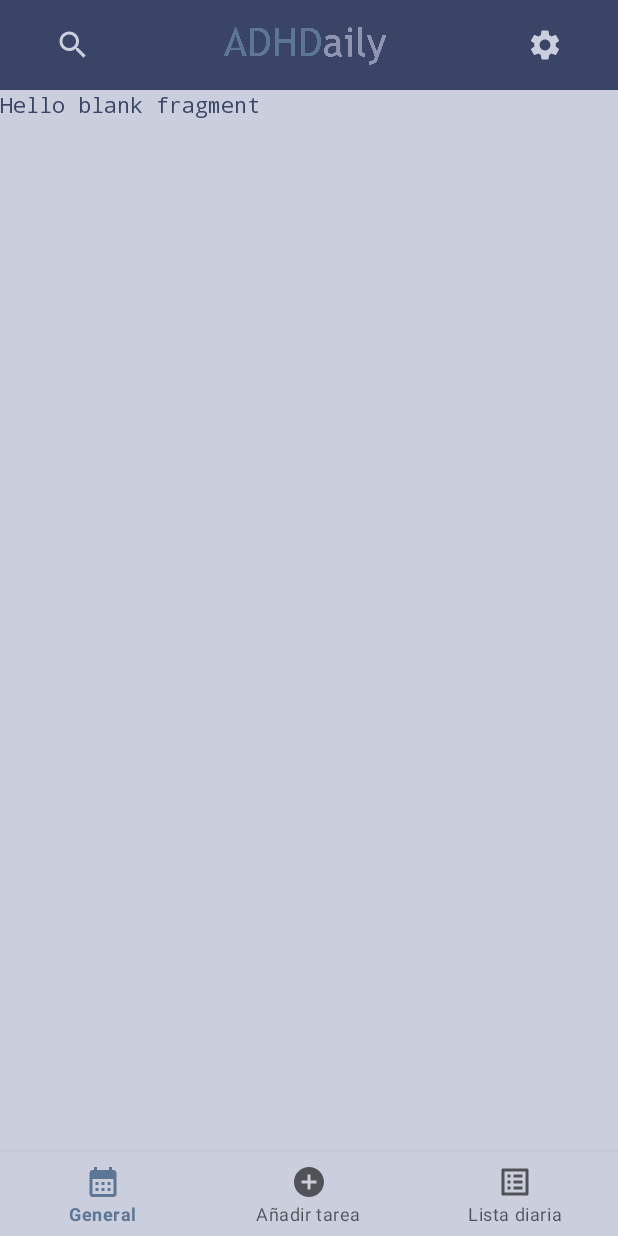
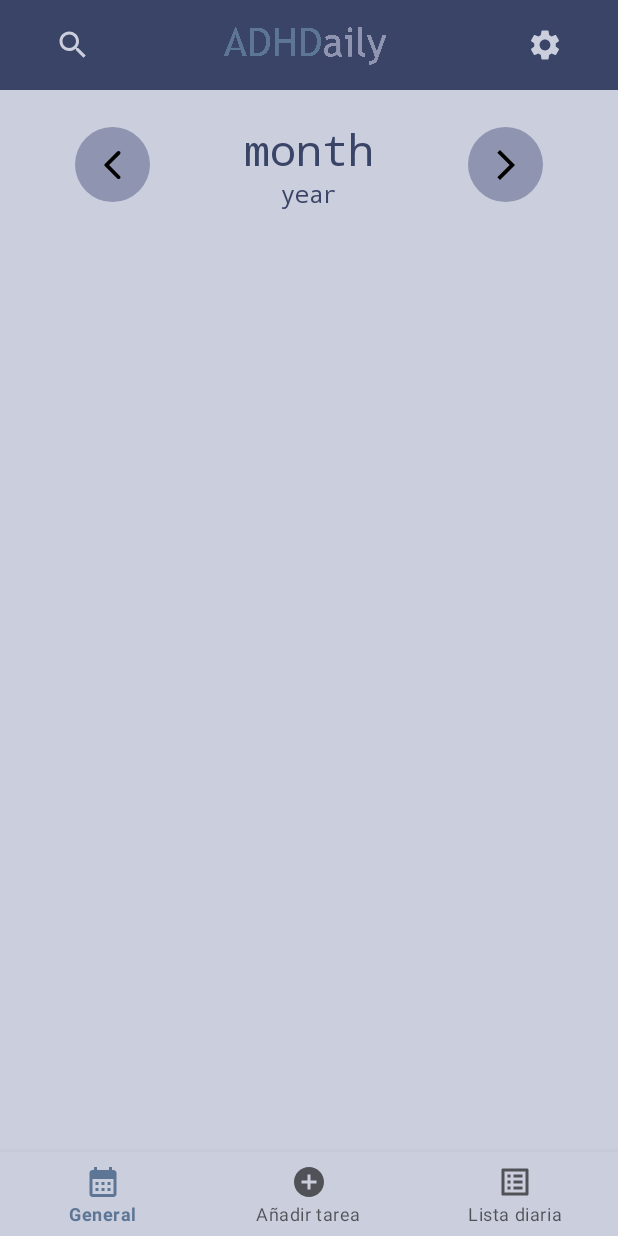
Before and after one commit to clopezldam1/ADHDaily, an Android app: the CalendarViewFragment screen opened through its navigation route, on a phone screen of 412 x 824 dp. Run offline under Robolectric (Android 15) with nearby library versions, the phone set to English and light mode, and no system bars; our stand-ins replace navigation-ui.

Commit message:
ADD - Empezada la vista del MonthView

```diff
--- a/app/src/main/java/com/example/adhdaily/UI/activities/MainActivity.kt
+++ b/app/src/main/java/com/example/adhdaily/UI/activities/MainActivity.kt
@@ -1,9 +1,6 @@
 package com.example.adhdaily.UI.activities
 
-import android.annotation.SuppressLint
-import android.app.ActivityManager.TaskDescription
 import android.app.NotificationChannel
-import android.app.NotificationChannelGroup
 import android.app.NotificationManager
 import android.content.Context
 import android.content.Intent
--- /dev/null
+++ b/app/src/main/res/drawable/button_color_state.xml
@@ -0,0 +1,11 @@
+<?xml version="1.0" encoding="utf-8"?>
+<selector xmlns:android="http://schemas.android.com/apk/res/android">
+    <!-- Estado cuando el botón está presionado -->
+    <item android:state_pressed="true" android:backgroundTint="?attr/colorPrimary" />
+
+    <!-- Estado cuando el botón está enfocado -->
+    <item android:state_focused="true" android:backgroundTint="?attr/colorPrimary" />
+
+    <!-- Estado predeterminado -->
+    <item android:background="?attr/colorSecondary" />
+</selector>
--- /dev/null
+++ b/app/src/main/res/drawable/round_button.xml
@@ -0,0 +1,14 @@
+<?xml version="1.0" encoding="utf-8"?>
+<shape xmlns:android="http://schemas.android.com/apk/res/android"
+    android:shape="oval">
+    <selector xmlns:android="http://schemas.android.com/apk/res/android">
+        <!-- Estado cuando el botón está presionado -->
+        <item android:state_pressed="true" android:color="?attr/colorPrimary" />
+
+        <!-- Estado cuando el botón está enfocado -->
+        <item android:state_focused="true" android:color="?attr/colorPrimary" />
+
+        <!-- Estado predeterminado -->
+        <item android:color="?attr/colorSecondary" />
+    </selector>
+</shape>
--- /dev/null
+++ b/app/src/main/res/drawable/round_image_button_pressed.xml
@@ -0,0 +1,8 @@
+<?xml version="1.0" encoding="utf-8"?>
+<layer-list xmlns:android="http://schemas.android.com/apk/res/android">
+    <!-- Fondo redondo -->
+    <item android:background="@drawable/round_button" />
+
+    <!-- Estados del color al presionar -->
+    <item android:background="@drawable/button_color_state" />
+</layer-list>
--- a/app/src/main/res/layout/dialog_task_category_select.xml
+++ b/app/src/main/res/layout/dialog_task_category_select.xml
@@ -1,6 +1,8 @@
 <?xml version="1.0" encoding="utf-8"?>
-<androidx.constraintlayout.widget.ConstraintLayout xmlns:android="http://schemas.android.com/apk/res/android"
+<androidx.constraintlayout.widget.ConstraintLayout
+    xmlns:android="http://schemas.android.com/apk/res/android"
     android:layout_width="match_parent"
     android:layout_height="match_parent">
 
+
 </androidx.constraintlayout.widget.ConstraintLayout>
--- a/app/src/main/res/layout/fragment_calendar_view.xml
+++ b/app/src/main/res/layout/fragment_calendar_view.xml
@@ -1,14 +1,92 @@
 <?xml version="1.0" encoding="utf-8"?>
-<FrameLayout xmlns:android="http://schemas.android.com/apk/res/android"
+<androidx.constraintlayout.widget.ConstraintLayout
+    xmlns:android="http://schemas.android.com/apk/res/android"
     xmlns:tools="http://schemas.android.com/tools"
+    xmlns:app="http://schemas.android.com/apk/res-auto"
+    android:id="@+id/month_calendar_holder"
     android:layout_width="match_parent"
     android:layout_height="match_parent"
     tools:context=".UI.fragments.calendarView.CalendarViewFragment">
 
-    <!-- TODO: Update blank fragment layout -->
-    <TextView
+    <!-- Contenedor header, month name + paginacion-->
+    <LinearLayout
+        android:id="@+id/month_view_header"
         android:layout_width="match_parent"
-        android:layout_height="match_parent"
-        android:text="@string/hello_blank_fragment" />
+        android:layout_height="80dp"
+        android:orientation="horizontal"
+        app:layout_constraintBottom_toTopOf="@id/month_view_container"
+        app:layout_constraintTop_toTopOf="@id/month_calendar_holder"
+        android:weightSum="4"
+        android:layout_marginVertical="10dp">
 
-</FrameLayout>
+        <!-- gotoPreviousMonth -->
+        <ImageButton
+            android:id="@+id/imgbtn_gotoPreviousMonth"
+            android:layout_width="50dp"
+            android:layout_height="50dp"
+            android:layout_gravity="center"
+            android:layout_marginLeft="50dp"
+            android:layout_marginRight="10dp"
+            android:backgroundTint="?attr/colorSecondary"
+            android:src="@drawable/round_arrow_back_ios_24"
+            tools:ignore="SpeakableTextPresentCheck"
+            android:background="@drawable/round_button"/>
+
+        <!-- month & year title container -->
+        <LinearLayout
+            android:layout_width="0dp"
+            android:layout_height="match_parent"
+            android:orientation="vertical"
+            android:layout_weight="4"
+            android:paddingHorizontal="10dp"
+            android:paddingVertical="10dp"
+            android:weightSum="5">
+            <!-- Month -->
+            <TextView
+                android:id="@+id/txt_monthHeaderMonthView"
+                android:layout_width="match_parent"
+                android:layout_height="0dp"
+                android:text="month"
+                android:layout_weight="3.25"
+                android:gravity="center"
+                android:autoSizeTextType="uniform"/>
+            <!-- Year -->
+            <TextView
+                android:id="@+id/txt_yearHeaderMonthView"
+                android:layout_width="match_parent"
+                android:layout_height="0dp"
+                android:text="year"
+                android:layout_weight="1.75"
+                android:gravity="center"
+                android:autoSizeTextType="uniform"/>
+
+        </LinearLayout>
+
+        <!-- gotoNextMonth -->
+        <ImageButton
+            android:id="@+id/imgbtn_gotoNextMonth"
+            android:layout_width="50dp"
+            android:layout_height="50dp"
+            android:layout_gravity="center"
+            android:layout_marginLeft="10dp"
+            android:layout_marginRight="50dp"
+            android:backgroundTint="?attr/colorSecondary"
+            android:src="@drawable/baseline_arrow_forward_ios_24"
+            tools:ignore="SpeakableTextPresentCheck"
+            android:background="@drawable/round_button" />
+
+    </LinearLayout>
+
+    <!-- Contenedor del mes casilla por casilla -->
+    <LinearLayout
+        android:id="@+id/month_view_container"
+        android:layout_width="match_parent"
+        android:layout_height="0dp"
+        android:orientation="vertical"
+        app:layout_constraintTop_toBottomOf="@id/month_view_header"
+        app:layout_constraintBottom_toBottomOf="@id/month_calendar_holder">
+
+    </LinearLayout>
+
+
+</androidx.constraintlayout.widget.ConstraintLayout>
```
